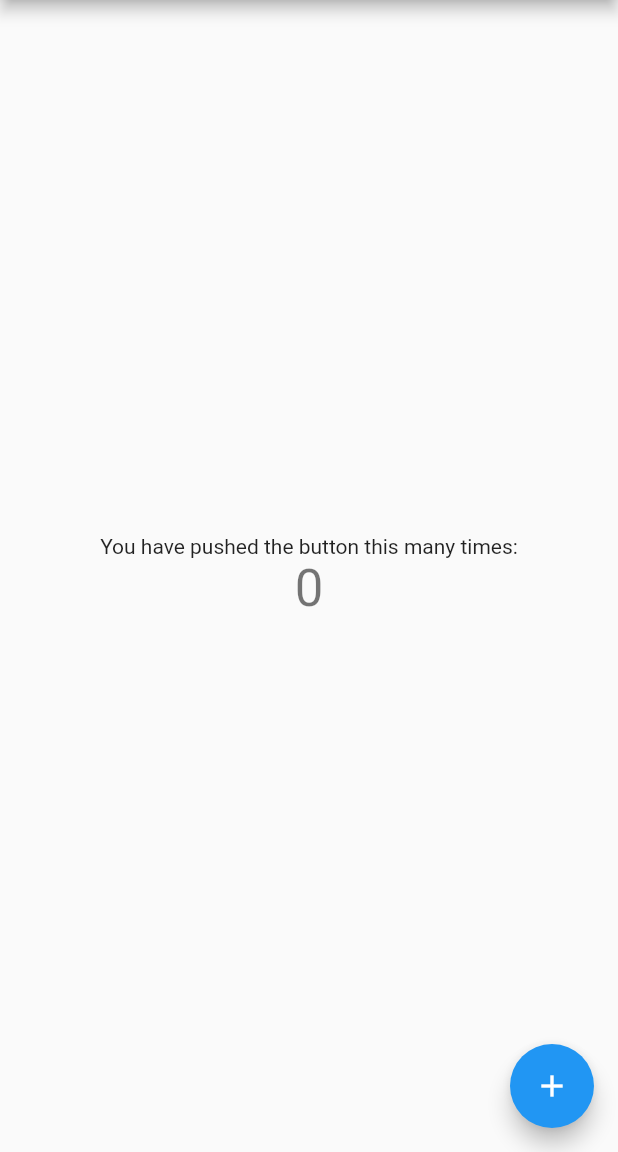
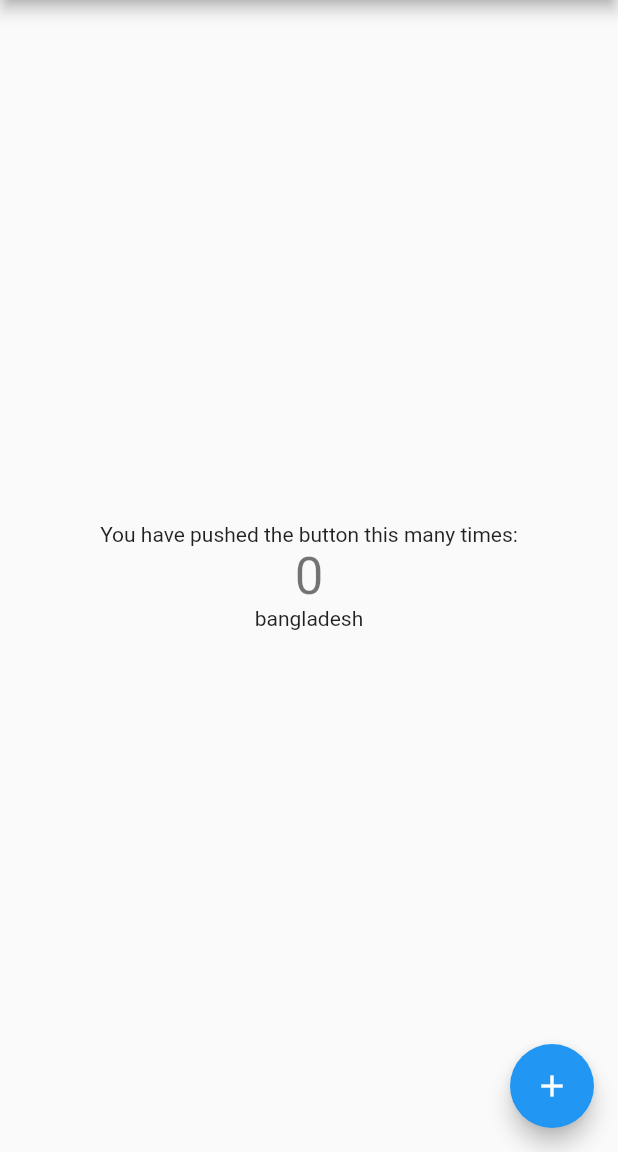
Before and after one commit to alamincse6615/git_test, a Flutter app: the screen it shows after launch, on a phone screen of 412 x 824 dp, the part 84-1236 px from its top. Run offline on Flutter 3.47's test engine with Material 2 defaults, Android fonts, the phone set to English and light mode, and no system bars.

Commit message:
add a text in main page

```diff
--- a/lib/main.dart
+++ b/lib/main.dart
@@ -102,6 +102,7 @@ class _MyHomePageState extends State<MyHomePage> {
               '$_counter',
               style: Theme.of(context).textTheme.headline4,
             ),
+            Text("bangladesh")
           ],
         ),
       ),
```
